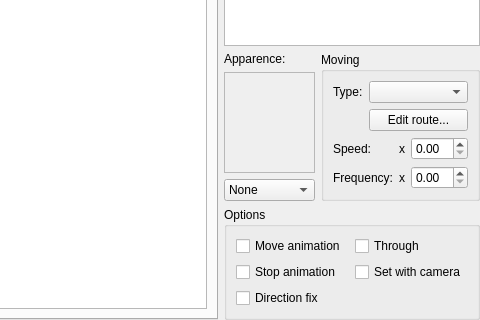
Before: the Qt Designer form Engine/CustomWidgets/panelobject.ui in RPG-Paper-Maker/RPG-Paper-Maker, drawn with Qt 5; both pictures show x 239 to 719 and y 307 to 627 of the 719 by 627 pixel window.
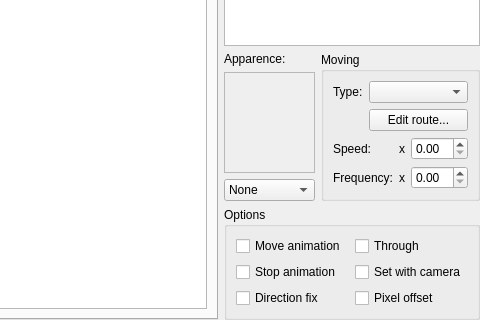
After: the same form once the commit is applied. Custom widgets are drawn as their Qt base class.

The edit to the form file:
```diff
--- a/Engine/CustomWidgets/panelobject.ui
+++ b/Engine/CustomWidgets/panelobject.ui
@@ -331,6 +331,13 @@
                   </property>
                  </widget>
                 </item>
+                <item row="2" column="1">
+                 <widget class="QCheckBox" name="checkBoxPixelOffset">
+                  <property name="text">
+                   <string>Pixel offset</string>
+                  </property>
+                 </widget>
+                </item>
                </layout>
               </item>
              </layout>
```
